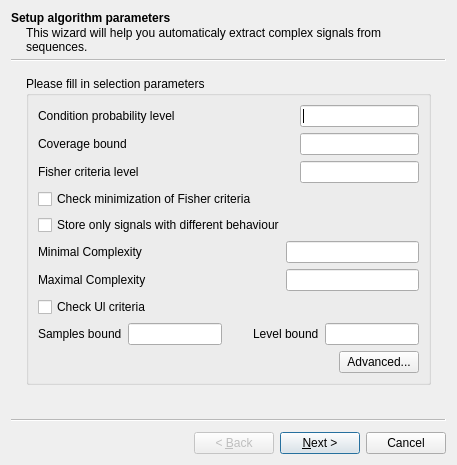
violethaze74/ugene, file src/plugins/expert_discovery/src/ui/ExpertDiscoverySigExtrWiz.ui: the form before one commit.
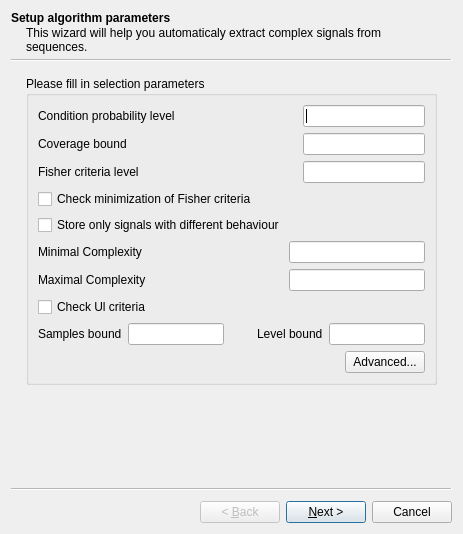
The form after the commit.

Commit message: UGENE-651:Provide predicates by default while extracting signals UGENE-620:Expert Discovery interface improvements

The edit to the form file:
```diff
--- a/src/plugins/expert_discovery/src/ui/ExpertDiscoverySigExtrWiz.ui
+++ b/src/plugins/expert_discovery/src/ui/ExpertDiscoverySigExtrWiz.ui
@@ -9,8 +9,8 @@
    <rect>
     <x>0</x>
     <y>0</y>
-    <width>457</width>
-    <height>465</height>
+    <width>463</width>
+    <height>534</height>
    </rect>
   </property>
   <property name="windowTitle">
```
Left out of the diff: 23 changed lines with no effect on the pictures. The commit also changes 7 other files.
